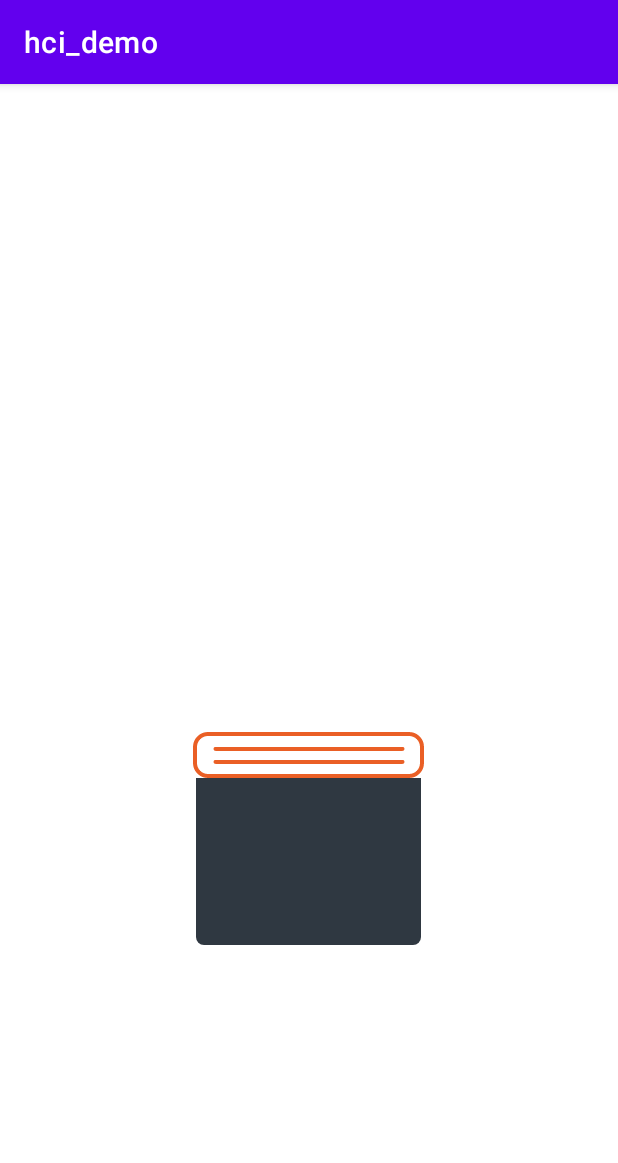
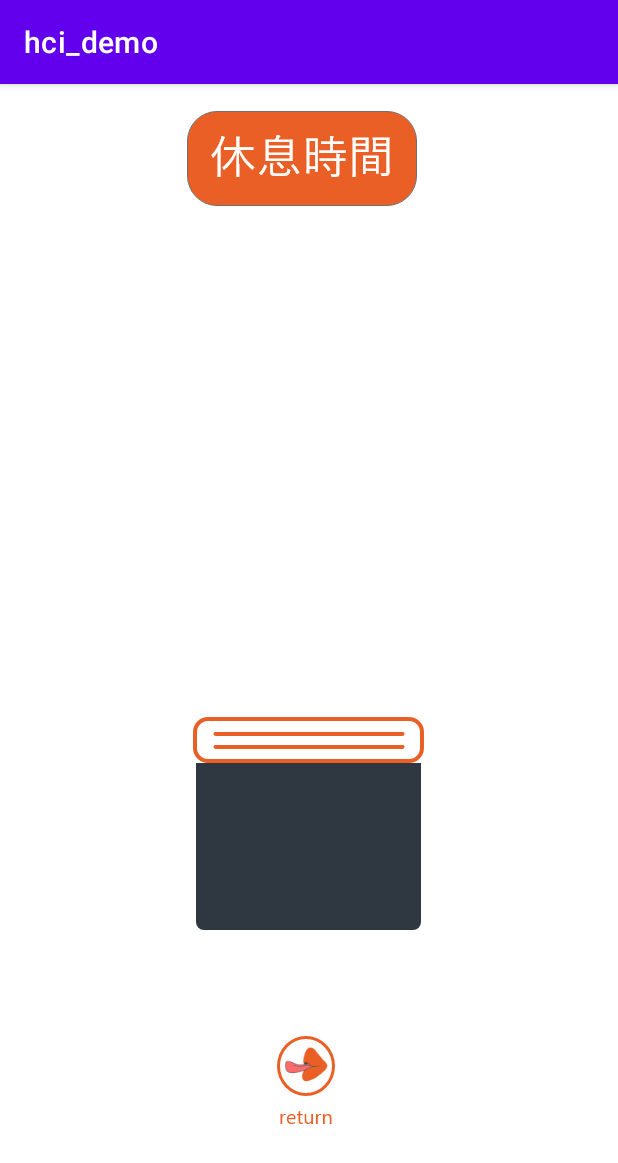
Before and after one commit to nickandsam20/HCI_Design, an Android app: the setting_resttime screen opened directly, with no data from a screen before it, on a phone screen of 412 x 824 dp. Shown: the top 1163 px of the screen. Run offline under Robolectric (Android 15) with nearby library versions, the phone set to English and light mode, and no system bars.

Commit message:
難易度設定大致完成

```diff
--- a/app/src/main/AndroidManifest.xml
+++ b/app/src/main/AndroidManifest.xml
@@ -9,7 +9,8 @@
         android:roundIcon="@mipmap/ic_launcher_round"
         android:supportsRtl="true"
         android:theme="@style/Theme.Hci_demo">
-        <activity android:name=".setting_resttime"></activity>
+        <activity android:name=".setting_difficulity"></activity>
+        <activity android:name=".setting_resttime" />
         <activity android:name=".menu_horizontal_scroll" />
         <activity android:name=".menu" />
         <activity android:name=".MainActivity">
--- a/app/src/main/java/com/example/hci_demo/MainActivity.java
+++ b/app/src/main/java/com/example/hci_demo/MainActivity.java
@@ -12,6 +12,7 @@ import android.widget.ImageButton;
 
 public class MainActivity extends AppCompatActivity {
 
+    public static setting_state app_state;
     @Override
     protected void onCreate(Bundle savedInstanceState) {
         super.onCreate(savedInstanceState);
@@ -20,7 +21,7 @@ public class MainActivity extends AppCompatActivity {
         ImageButton startBtn1=findViewById(R.id.startBtn1);
         ImageButton startBtn2=findViewById(R.id.startBtn2);
 
-
+        app_state=new setting_state();
 
         startBtn1.setOnClickListener(new ImageButton.OnClickListener() {
             @Override
--- a/app/src/main/java/com/example/hci_demo/setting_resttime.java
+++ b/app/src/main/java/com/example/hci_demo/setting_resttime.java
@@ -2,7 +2,14 @@ package com.example.hci_demo;
 
 import androidx.appcompat.app.AppCompatActivity;
 
+import android.content.Intent;
+import android.content.res.Resources;
 import android.os.Bundle;
+import android.util.Log;
+import android.view.View;
+import android.widget.ImageButton;
+import android.widget.ImageView;
+import android.widget.RelativeLayout;
 import android.widget.SeekBar;
 
 public class setting_resttime extends AppCompatActivity {
@@ -13,9 +20,6 @@ public class setting_resttime extends AppCompatActivity {
         setContentView(R.layout.activity_setting_resttime);
 
         seekBar=findViewById(R.id.seek_bar);
-        int barH=seekBar.getWidth();
-
-
         seekBar.setOnSeekBarChangeListener(new SeekBar.OnSeekBarChangeListener(){
             @Override
             public void onProgressChanged(SeekBar seekBar,int progress,boolean fromUser){
@@ -33,5 +37,48 @@ public class setting_resttime extends AppCompatActivity {
 
             }
         });
+
+        ImageButton returnBtn=findViewById(R.id.resttime_returnBtn);
+        returnBtn.setOnClickListener(new ImageButton.OnClickListener() {
+            @Override
+            public void onClick(View v) {
+                // 寫要做的事...
+                Log.d("","click");
+                Intent intent = new Intent();
+                intent.setClass(setting_resttime.this , menu_horizontal_scroll.class);
+                startActivity(intent);
+            }
+        });
+    }
+
+//    @Override
+//    protected void onStart() {
+//        super.onStart();
+//        Log.d("","start");
+//
+//        RelativeLayout rl = findViewById(R.id.mylayout);
+//        int barH=seekBar.getWidth();
+//        ImageView img30,img60,img90;
+//        int imgw=80,imgh=80;
+//        int screen_width=rl.getWidth();
+//        img30=new ImageView(getApplicationContext());
+//        img60=new ImageView(getApplicationContext());
+//        img90=new ImageView(getApplicationContext());
+//        img30.setImageResource(R.drawable.resttime30);
+//        img60.setImageResource(R.drawable.resttime60);
+//        img90.setImageResource(R.drawable.resttime90);
+//        RelativeLayout.LayoutParams params1 = new RelativeLayout.LayoutParams(imgw, imgh);
+//        params1.bottomMargin = ((getScreenHeight()-400)/2)+400/3-(imgh/2);
+//        params1.leftMargin = getScreenWidth()/2-imgw/2;
+//        Log.d("screen_width",Integer.toString(screen_width));
+//        Log.d("barh",Integer.toString(barH));
+//        rl.addView(img30,params1);
+//    }
+//    public static int getScreenWidth() {
+//        return Resources.getSystem().getDisplayMetrics().widthPixels;
+//    }
+
+    public static int getScreenHeight() {
+        return Resources.getSystem().getDisplayMetrics().heightPixels;
     }
 }
--- a/app/src/main/res/drawable/track.xml
+++ b/app/src/main/res/drawable/track.xml
@@ -3,7 +3,7 @@
     <item android:gravity="center_horizontal">
         <shape android:shape="rectangle">
             <solid android:color="@android:color/transparent"/>
-            <size android:height="30dp"/>
+            <size android:height="150dp"/>
             <corners android:radius="5dp"/>
 
         </shape>
--- a/app/src/main/res/layout/activity_setting_resttime.xml
+++ b/app/src/main/res/layout/activity_setting_resttime.xml
@@ -1,26 +1,28 @@
 <?xml version="1.0" encoding="utf-8"?>
-<LinearLayout xmlns:android="http://schemas.android.com/apk/res/android"
+<RelativeLayout xmlns:android="http://schemas.android.com/apk/res/android"
     xmlns:app="http://schemas.android.com/apk/res-auto"
     xmlns:tools="http://schemas.android.com/tools"
+    android:id="@+id/mylayout"
     android:layout_width="match_parent"
     android:layout_height="match_parent"
-    android:orientation="vertical"
     android:gravity="center"
     app:layout_constraintBottom_toBottomOf="parent"
     app:layout_constraintEnd_toEndOf="parent"
     app:layout_constraintStart_toStartOf="parent"
     app:layout_constraintTop_toTopOf="parent">
 
-    <androidx.constraintlayout.widget.ConstraintLayout
-        android:id="@+id/linearLayout"
-        android:layout_width="match_parent"
-        android:layout_height="match_parent">
-        android:orientation="horizontal"
 
     <SeekBar
         android:id="@+id/seek_bar"
-            android:layout_width="0dp"
-            android:layout_height="0dp"
+        android:layout_width="match_parent"
+        android:layout_height="wrap_content"
+        android:layout_alignParentTop="true"
+        android:layout_alignParentEnd="true"
+        android:layout_alignParentBottom="true"
+        android:layout_centerInParent="true"
+        android:layout_marginTop="189dp"
+        android:layout_marginEnd="0dp"
+        android:layout_marginBottom="209dp"
         android:indeterminate="false"
         android:max="90"
         android:progress="30"
@@ -29,42 +31,36 @@
         android:thumb="@drawable/thumb"
         app:layout_constraintBottom_toBottomOf="parent"
         app:layout_constraintEnd_toEndOf="parent"
-            app:layout_constraintHorizontal_bias="0.0"
         app:layout_constraintStart_toStartOf="parent"
         app:layout_constraintTop_toTopOf="parent"
-            app:layout_constraintVertical_bias="1.0" />
+        app:layout_constraintVertical_bias="0.498" />
 
-        <!--        <ImageView-->
-<!--            android:id="@+id/imageView6"-->
-<!--            android:layout_width="80dp"-->
-<!--            android:layout_height="80dp"-->
-<!--            android:layout_marginEnd="164dp"-->
-<!--            android:layout_marginBottom="268dp"-->
-<!--            app:layout_constraintBottom_toBottomOf="parent"-->
-<!--            app:layout_constraintEnd_toEndOf="parent"-->
-<!--            app:srcCompat="@drawable/resttime30" />-->
+    <ImageView
+        android:id="@+id/imageView11"
+        android:layout_width="wrap_content"
+        android:layout_height="wrap_content"
+        android:layout_alignParentStart="true"
+        android:layout_alignParentTop="true"
+        android:layout_alignParentEnd="true"
+        android:layout_centerHorizontal="true"
+        android:layout_marginStart="124dp"
+        android:layout_marginTop="18dp"
+        android:layout_marginEnd="133dp"
+        app:srcCompat="@drawable/small_resttime" />
 
-<!--        <ImageView-->
-<!--            android:id="@+id/imageView7"-->
-<!--            android:layout_width="80dp"-->
-<!--            android:layout_height="80dp"-->
-<!--            android:layout_marginEnd="164dp"-->
-<!--            android:layout_marginBottom="52dp"-->
-<!--            app:layout_constraintBottom_toTopOf="@+id/imageView6"-->
-<!--            app:layout_constraintEnd_toEndOf="parent"-->
-<!--            app:srcCompat="@drawable/resttime60" />-->
-
-<!--        <ImageView-->
-<!--            android:id="@+id/imageView8"-->
-<!--            android:layout_width="80dp"-->
-<!--            android:layout_height="80dp"-->
-<!--            android:layout_marginEnd="164dp"-->
-<!--            android:layout_marginBottom="32dp"-->
-<!--            app:layout_constraintBottom_toTopOf="@+id/imageView7"-->
-<!--            app:layout_constraintEnd_toEndOf="parent"-->
-<!--            app:srcCompat="@drawable/resttime90" />-->
-
-    </androidx.constraintlayout.widget.ConstraintLayout>
+    <ImageButton
+        android:id="@+id/resttime_returnBtn"
+        android:layout_width="wrap_content"
+        android:layout_height="90dp"
+        android:layout_alignParentStart="true"
+        android:layout_alignParentEnd="true"
+        android:layout_alignParentBottom="true"
+        android:layout_centerHorizontal="true"
+        android:layout_marginStart="107dp"
+        android:layout_marginEnd="112dp"
+        android:layout_marginBottom="57dp"
+        android:background="#00000000"
+        app:srcCompat="@drawable/return_btn" />
 
 
-</LinearLayout>
+</RelativeLayout>
```
Also changed, not shown: app/src/main/java/com/example/hci_demo/menu_horizontal_scroll.java (+11 -0 lines), app/src/main/java/com/example/hci_demo/setting_difficulity.java (added, +69 -0 lines), app/src/main/res/drawable/difficulity_btn.xml (added, +12 -0 lines), app/src/main/res/layout/activity_setting_difficulity.xml (added, +81 -0 lines), app/src/main/res/drawable-hdpi/difficulity_easy.png (added), app/src/main/res/drawable-hdpi/difficulity_hard.png (added), app/src/main/res/drawable-hdpi/difficulity_mode.png (added), app/src/main/res/drawable-hdpi/difficulity_text1.png (added), app/src/main/res/drawable-hdpi/difficulity_text2.png (added), app/src/main/res/drawable-hdpi/return_btn.png (added). Lines whose indentation alone changed are shown as unchanged.
